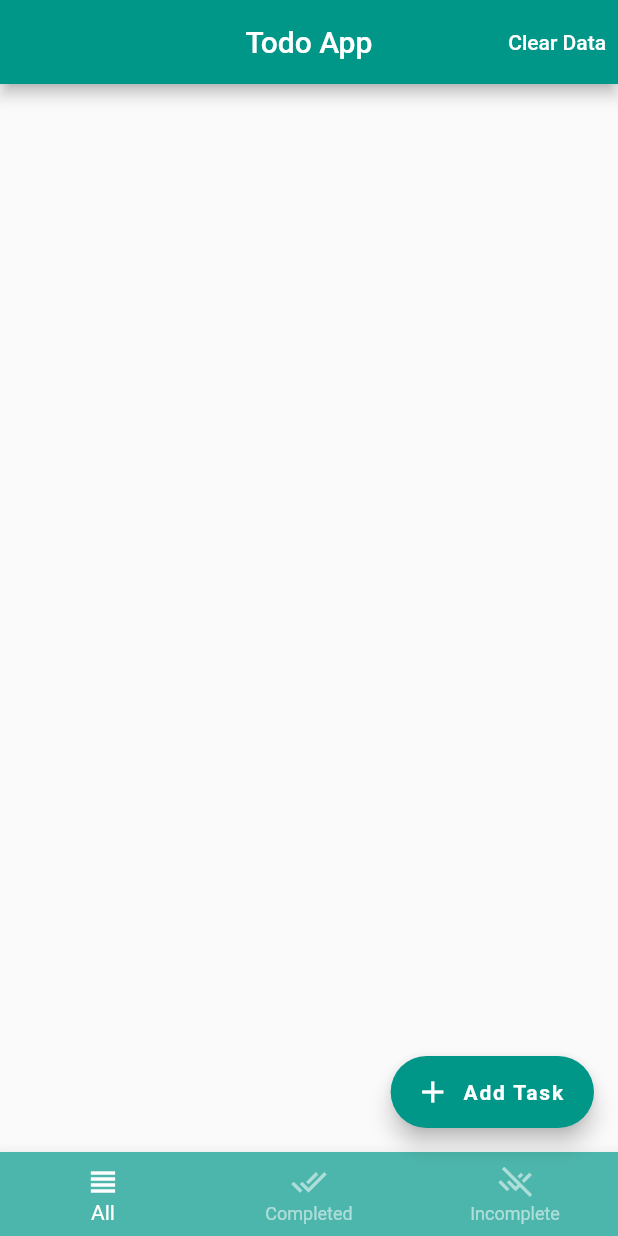
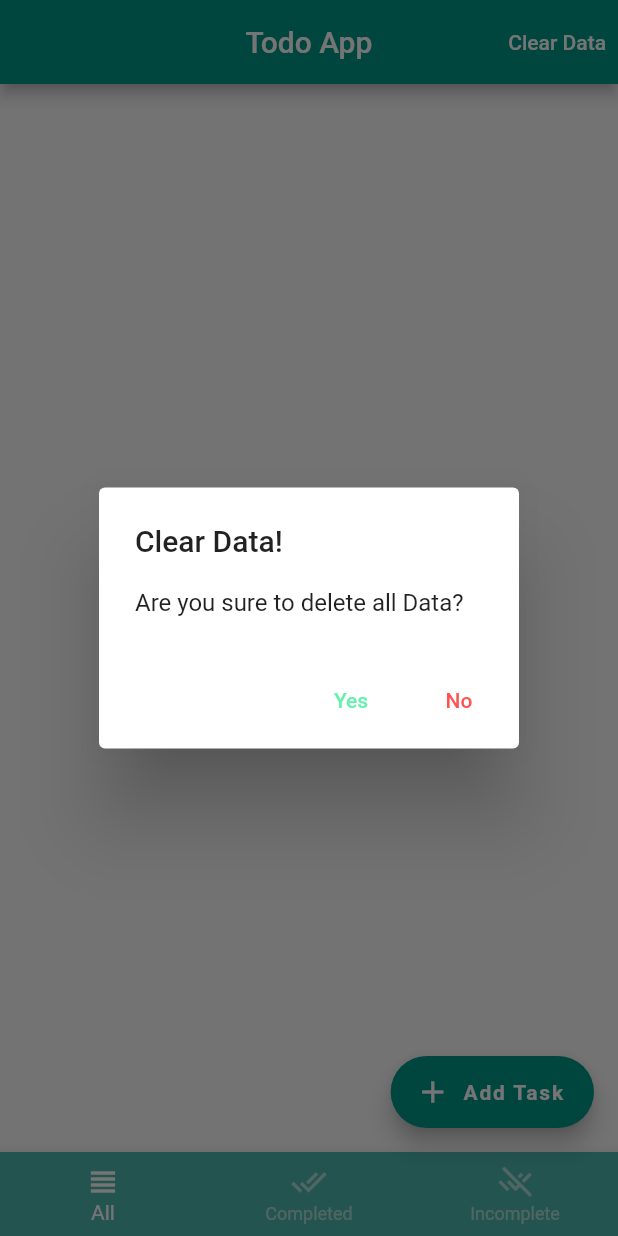
Before and after one commit to Shiro1995/todo_task, a Flutter app: the screen it shows after launch, after a tap on "Clear Data", on a phone screen of 412 x 824 dp. Run offline on Flutter 3.47's test engine with Material 2 defaults, Android fonts, the light colour scheme and no system bars; our stand-ins replace bloc, equatable, flutter_bloc, get_it, sqflite; accounts and stored records are empty.

Commit message:
Show dialog clear data

```diff
--- a/lib/ui/pages/home_page.dart
+++ b/lib/ui/pages/home_page.dart
@@ -27,7 +27,7 @@ class _HomePageState extends State<HomePage> {
         actions: [
           TextButton.icon(
             onPressed: () {
-              BlocProvider.of<TaskBloc>(context).add(DeleteAllTasks());
+              showAlertDialog(context);
             },
             icon: const Icon(
               Icons.save_outlined,
@@ -91,3 +91,44 @@ class _HomePageState extends State<HomePage> {
     );
   }
 }
+
+showAlertDialog(BuildContext context) {
+  // set up the buttons
+  Widget cancelButton = TextButton(
+    child: Text(
+      "Yes",
+      style: TextStyle(color: Colors.greenAccent),
+    ),
+    onPressed: () {
+      BlocProvider.of<TaskBloc>(context).add(DeleteAllTasks());
+      Navigator.of(context).pop();
+    },
+  );
+  Widget continueButton = TextButton(
+    child: Text(
+      "No",
+      style: TextStyle(color: Colors.redAccent),
+    ),
+    onPressed: () {
+      Navigator.of(context).pop();
+    },
+  );
+
+  // set up the AlertDialog
+  AlertDialog alert = AlertDialog(
+    title: Text("Clear Data!"),
+    content: Text("Are you sure to delete all Data?"),
+    actions: [
+      cancelButton,
+      continueButton,
+    ],
+  );
+
+  // show the dialog
+  showDialog(
+    context: context,
+    builder: (BuildContext context) {
+      return alert;
+    },
+  );
+}
```
